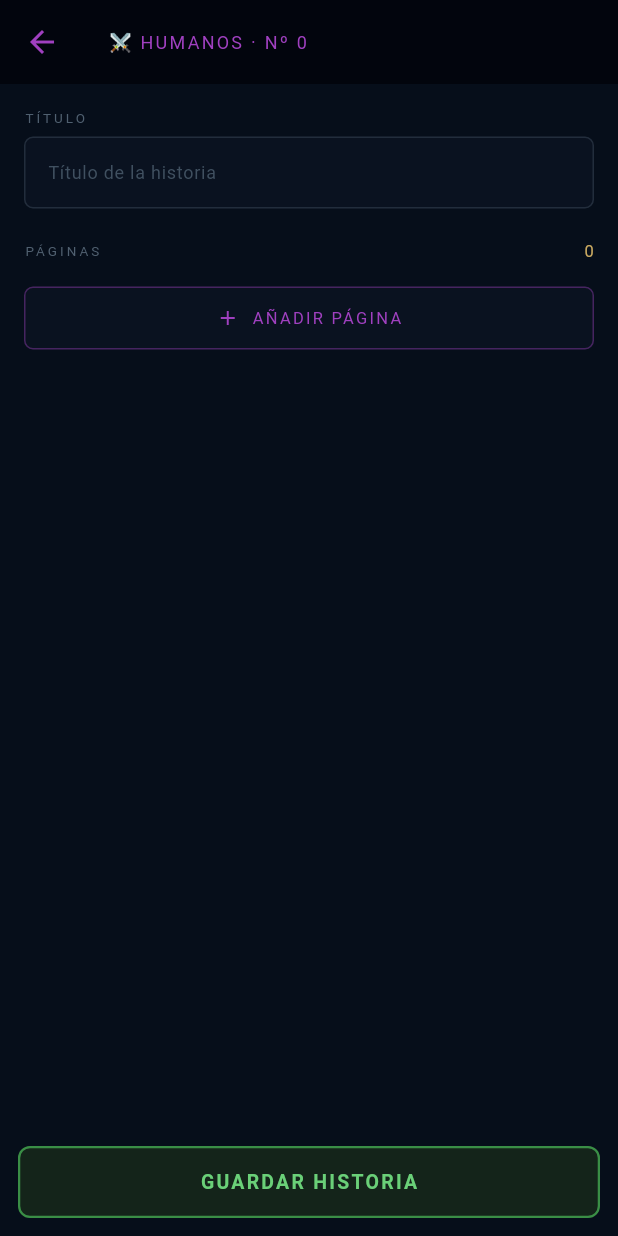
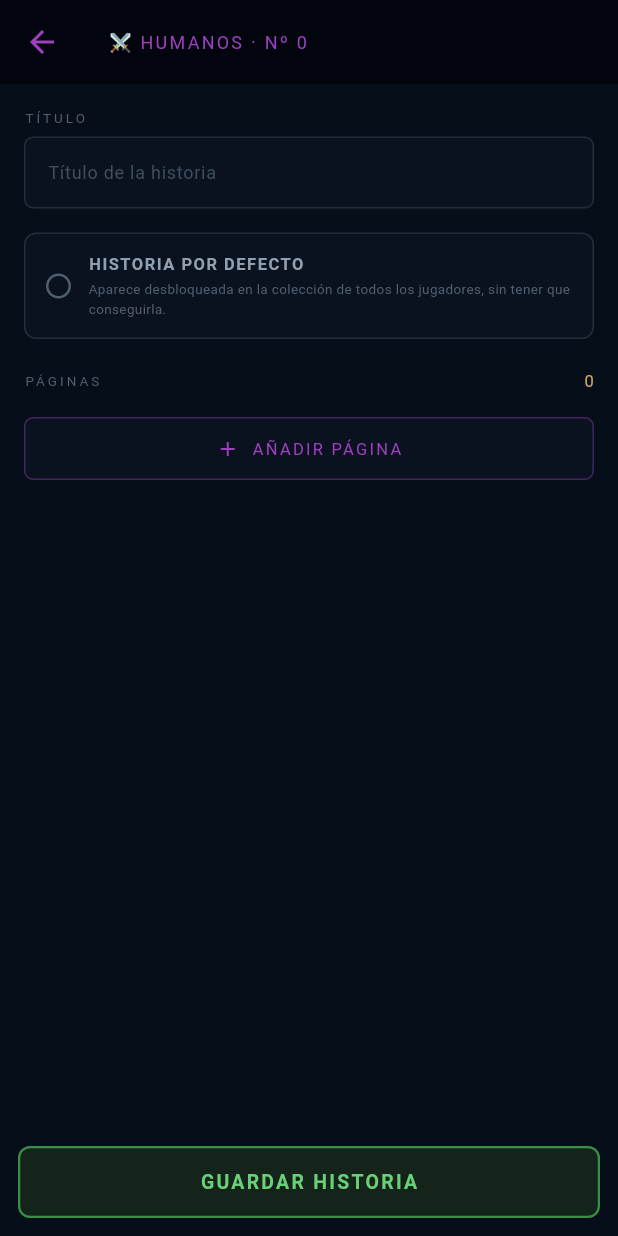
Before and after one commit to Daga89Mad/warzero, a Flutter app: the _EditorHistoria screen opened directly with empty values, on a phone screen of 412 x 824 dp. Run offline on Flutter 3.47's test engine with Material 3 defaults, Android fonts, the phone set to English and light mode, and no system bars; our stand-ins replace cloud_firestore, firebase_auth, firebase_core, flutter_secure_storage, shared_preferences; accounts and stored records are empty; network calls fail; Roboto replaces fonts that are missing (Cinzel).

Commit message:
Historias por defecto

```diff
--- a/lib/views/edicion_historias_screen.dart
+++ b/lib/views/edicion_historias_screen.dart
@@ -310,6 +310,10 @@ class _EditorHistoriaState extends State<_EditorHistoria> {
   bool _saving = false;
   String? _docId;
 
+  /// Si está activo, la historia se marca como PorDefecto: aparecerá
+  /// desbloqueada en la colección de TODOS los jugadores.
+  bool _porDefecto = false;
+
   @override
   void initState() {
     super.initState();
@@ -332,6 +336,7 @@ class _EditorHistoriaState extends State<_EditorHistoria> {
         final doc = await _col.doc(widget.docId!).get();
         final d = doc.data() ?? const {};
         _tituloCtrl.text = (d['Titulo'] ?? d['titulo'] ?? '').toString();
+        _porDefecto = d['PorDefecto'] == true || d['porDefecto'] == true;
         final paginas = (d['Paginas'] ?? d['paginas']) as List? ?? const [];
         for (final p in paginas) {
           final pm = Map<String, dynamic>.from(p as Map);
@@ -387,6 +392,7 @@ class _EditorHistoriaState extends State<_EditorHistoria> {
       'Ejercito': widget.ejercito,
       'Orden': widget.orden,
       'Titulo': _tituloCtrl.text.trim(),
+      'PorDefecto': _porDefecto,
       'Paginas': [
         for (int i = 0; i < _paginas.length; i++)
           {
@@ -500,6 +506,70 @@ class _EditorHistoriaState extends State<_EditorHistoria> {
                         fontFamily: 'Cinzel')),
                 const SizedBox(height: 6),
                 _campo(_tituloCtrl, hint: 'Título de la historia'),
+                const SizedBox(height: 16),
+
+                // ── Historia por defecto ─────────────────────────
+                GestureDetector(
+                  onTap: () => setState(() => _porDefecto = !_porDefecto),
+                  child: Container(
+                    padding: const EdgeInsets.symmetric(
+                        horizontal: 12, vertical: 12),
+                    decoration: BoxDecoration(
+                      color: const Color(0xFF0A1220),
+                      borderRadius: BorderRadius.circular(8),
+                      border: Border.all(
+                        color: _porDefecto
+                            ? const Color(0xFF4ABB58)
+                            : const Color(0xFF506070).withOpacity(0.35),
+                        width: _porDefecto ? 1.4 : 1,
+                      ),
+                    ),
+                    child: Row(
+                      children: [
+                        Icon(
+                          _porDefecto
+                              ? Icons.check_circle
+                              : Icons.circle_outlined,
+                          size: 20,
+                          color: _porDefecto
+                              ? const Color(0xFF4ABB58)
+                              : const Color(0xFF506070),
+                        ),
+                        const SizedBox(width: 10),
+                        Expanded(
+                          child: Column(
+                            crossAxisAlignment: CrossAxisAlignment.start,
+                            children: [
+                              Text(
+                                'HISTORIA POR DEFECTO',
+                                style: TextStyle(
+                                  fontSize: 11,
+                                  fontFamily: 'Cinzel',
+                                  letterSpacing: 1,
+                                  fontWeight: FontWeight.bold,
+                                  color: _porDefecto
+                                      ? const Color(0xFF4ABB58)
+                                      : const Color(0xFF90A0B0),
+                                ),
+                              ),
+                              const SizedBox(height: 3),
+                              const Text(
+                                'Aparece desbloqueada en la colección de todos '
+                                'los jugadores, sin tener que conseguirla.',
+                                style: TextStyle(
+                                  fontSize: 9,
+                                  fontFamily: 'Cinzel',
+                                  color: Color(0xFF506070),
+                                  height: 1.4,
+                                ),
+                              ),
+                            ],
+                          ),
+                        ),
+                      ],
+                    ),
+                  ),
+                ),
                 const SizedBox(height: 20),
                 Row(
                   children: [
```
Also changed, not shown: lib/models/historia_model.dart (+8 -0 lines), lib/views/historias_screen.dart (+27 -0 lines).
